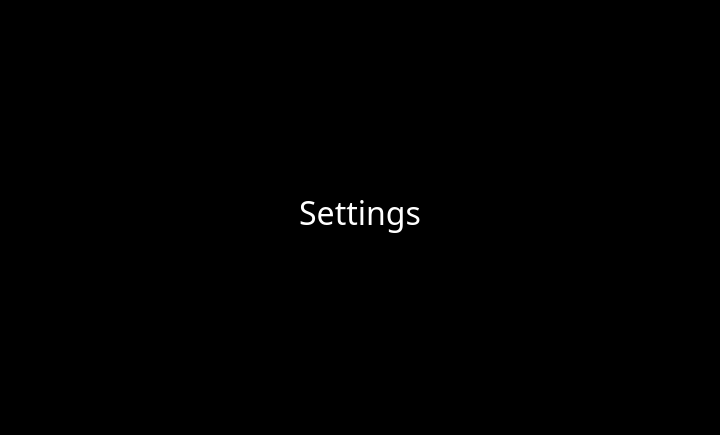
Qt form ui/settings.ui (Cacaonut/headunit-base) before a commit.
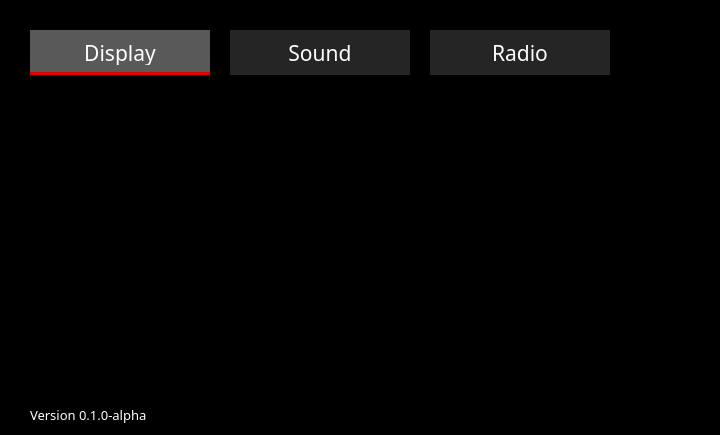
The same form after that commit.

What changed in the file:
```diff
--- a/ui/settings.ui
+++ b/ui/settings.ui
@@ -22,27 +22,205 @@
 	color: white;
 }</string>
   </property>
-  <widget class="QLabel" name="label">
+  <widget class="QWidget" name="btn_display" native="true">
+   <property name="enabled">
+    <bool>false</bool>
+   </property>
    <property name="geometry">
     <rect>
-     <x>260</x>
-     <y>187</y>
+     <x>30</x>
+     <y>30</y>
+     <width>180</width>
+     <height>45</height>
+    </rect>
+   </property>
+   <property name="styleSheet">
+    <string notr="true">#btn_display {
+	background: #252525; color: white
+}
+
+#btn_display::hover {
+	background: #303030;
+}
+
+#btn_display::!enabled {
+	background: #595959;
+	border-bottom: 3px solid #E00000;
+}</string>
+   </property>
+   <widget class="QLabel" name="text_btn_display">
+    <property name="geometry">
+     <rect>
+      <x>20</x>
+      <y>10</y>
+      <width>140</width>
+      <height>25</height>
+     </rect>
+    </property>
+    <property name="font">
+     <font>
+      <family>Montserrat</family>
+      <pointsize>16</pointsize>
+     </font>
+    </property>
+    <property name="lineWidth">
+     <number>1</number>
+    </property>
+    <property name="text">
+     <string>Display</string>
+    </property>
+    <property name="alignment">
+     <set>Qt::AlignCenter</set>
+    </property>
+   </widget>
+  </widget>
+  <widget class="QWidget" name="btn_sound" native="true">
+   <property name="enabled">
+    <bool>true</bool>
+   </property>
+   <property name="geometry">
+    <rect>
+     <x>230</x>
+     <y>30</y>
+     <width>180</width>
+     <height>45</height>
+    </rect>
+   </property>
+   <property name="styleSheet">
+    <string notr="true">#btn_sound {
+	background: #252525; color: white
+}
+
+#btn_sound::hover {
+	background: #303030;
+}
+
+#btn_sound::!enabled {
+	background: #595959;
+	border-bottom: 3px solid #E00000;
+}</string>
+   </property>
+   <widget class="QLabel" name="text_btn_sound">
+    <property name="geometry">
+     <rect>
+      <x>20</x>
+      <y>10</y>
+      <width>140</width>
+      <height>25</height>
+     </rect>
+    </property>
+    <property name="font">
+     <font>
+      <family>Montserrat</family>
+      <pointsize>16</pointsize>
+     </font>
+    </property>
+    <property name="lineWidth">
+     <number>1</number>
+    </property>
+    <property name="text">
+     <string>Sound</string>
+    </property>
+    <property name="alignment">
+     <set>Qt::AlignCenter</set>
+    </property>
+   </widget>
+  </widget>
+  <widget class="QWidget" name="btn_radio" native="true">
+   <property name="enabled">
+    <bool>true</bool>
+   </property>
+   <property name="geometry">
+    <rect>
+     <x>430</x>
+     <y>30</y>
+     <width>180</width>
+     <height>45</height>
+    </rect>
+   </property>
+   <property name="styleSheet">
+    <string notr="true">#btn_radio {
+	background: #252525; color: white
+}
+
+#btn_radio::hover {
+	background: #303030;
+}
+
+#btn_radio::!enabled {
+	background: #595959;
+	border-bottom: 3px solid #E00000;
+}</string>
+   </property>
+   <widget class="QLabel" name="text_btn_radio">
+    <property name="geometry">
+     <rect>
+      <x>20</x>
+      <y>10</y>
+      <width>140</width>
+      <height>25</height>
+     </rect>
+    </property>
+    <property name="font">
+     <font>
+      <family>Montserrat</family>
+      <pointsize>16</pointsize>
+     </font>
+    </property>
+    <property name="lineWidth">
+     <number>1</number>
+    </property>
+    <property name="text">
+     <string>Radio</string>
+    </property>
+    <property name="alignment">
+     <set>Qt::AlignCenter</set>
+    </property>
+   </widget>
+  </widget>
+  <widget class="QLabel" name="label_version">
+   <property name="geometry">
+    <rect>
+     <x>30</x>
+     <y>405</y>
      <width>200</width>
-     <height>50</height>
+     <height>20</height>
     </rect>
    </property>
    <property name="font">
     <font>
-     <family>Avenir Next LT Pro</family>
-     <pointsize>24</pointsize>
+     <family>Montserrat</family>
+     <pointsize>10</pointsize>
     </font>
    </property>
    <property name="text">
-    <string>Settings</string>
+    <string>Version 0.1.0-alpha</string>
    </property>
-   <property name="alignment">
-    <set>Qt::AlignCenter</set>
+  </widget>
+  <widget class="QWidget" name="container" native="true">
+   <property name="geometry">
+    <rect>
+     <x>30</x>
+     <y>100</y>
+     <width>660</width>
+     <height>281</height>
+    </rect>
    </property>
+   <widget class="QWidget" name="verticalLayoutWidget">
+    <property name="geometry">
+     <rect>
+      <x>-1</x>
+      <y>-1</y>
+      <width>661</width>
+      <height>281</height>
+     </rect>
+    </property>
+    <layout class="QVBoxLayout" name="verticalLayout">
+     <property name="sizeConstraint">
+      <enum>QLayout::SetDefaultConstraint</enum>
+     </property>
+    </layout>
+   </widget>
   </widget>
  </widget>
  <resources/>
```
Left out of the diff: 4 changed lines with no effect on the pictures.
